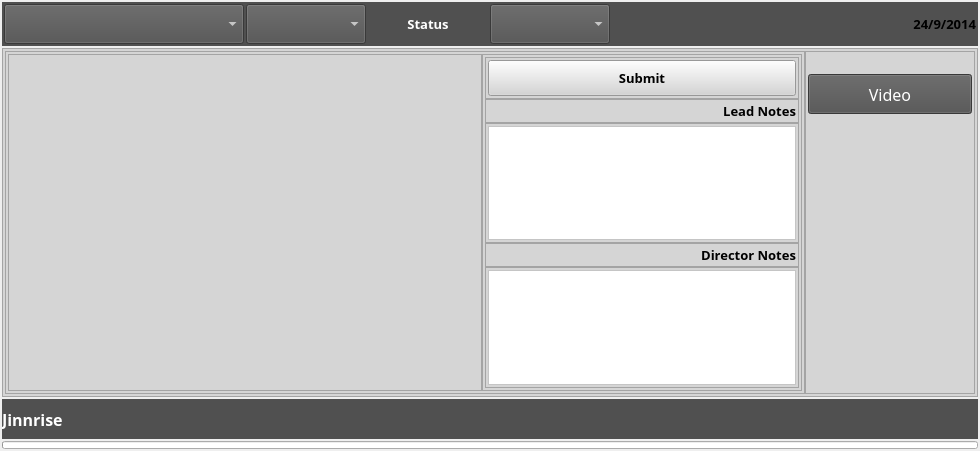
Above: Kute/art_Wiz/art_wiz.ui from abble/schtool before the change. Below: the same form after it.
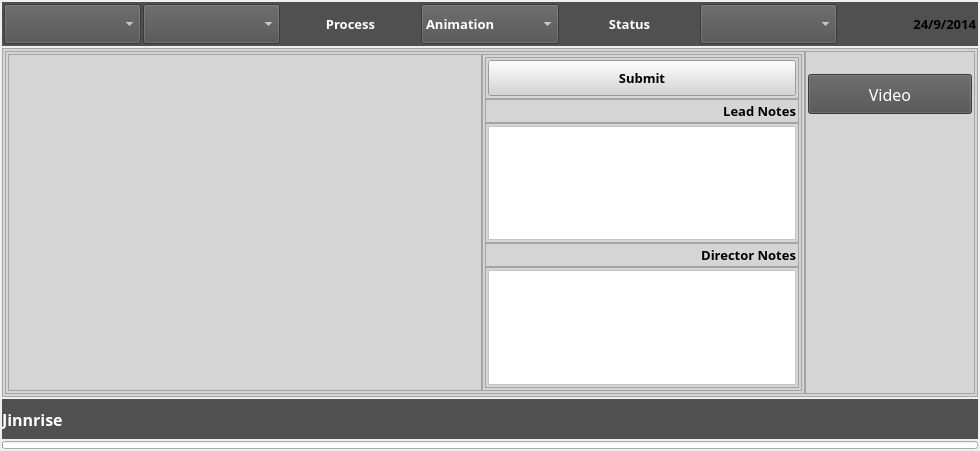
That is the form after the change. Icons and pictures are not drawn.

Diff of the .ui file:
```diff
--- a/Kute/art_Wiz/art_wiz.ui
+++ b/Kute/art_Wiz/art_wiz.ui
@@ -72,13 +72,13 @@
        <widget class="QComboBox" name="procombo">
         <property name="minimumSize">
          <size>
-          <width>60</width>
+          <width>0</width>
           <height>40</height>
          </size>
         </property>
         <property name="maximumSize">
          <size>
-          <width>240</width>
+          <width>16777215</width>
           <height>16777215</height>
          </size>
         </property>
@@ -105,7 +105,7 @@
         </property>
         <property name="maximumSize">
          <size>
-          <width>120</width>
+          <width>16777215</width>
           <height>16777215</height>
          </size>
         </property>
@@ -122,14 +122,95 @@
         </property>
        </widget>
       </item>
+      <item>
+       <widget class="QLabel" name="proceslab">
+        <property name="minimumSize">
+         <size>
+          <width>120</width>
+          <height>40</height>
+         </size>
+        </property>
+        <property name="maximumSize">
+         <size>
+          <width>16777215</width>
+          <height>16777215</height>
+         </size>
+        </property>
+        <property name="font">
+         <font>
+          <family>Trebuchet MS</family>
+          <pointsize>10</pointsize>
+          <weight>75</weight>
+          <bold>true</bold>
+         </font>
+        </property>
+        <property name="styleSheet">
+         <string notr="true">color: rgb(255, 255, 255);</string>
+        </property>
+        <property name="text">
+         <string>Process</string>
+        </property>
+        <property name="alignment">
+         <set>Qt::AlignCenter</set>
+        </property>
+       </widget>
+      </item>
+      <item>
+       <widget class="QComboBox" name="proscombo">
+        <property name="minimumSize">
+         <size>
+          <width>120</width>
+          <height>40</height>
+         </size>
+        </property>
+        <property name="maximumSize">
+         <size>
+          <width>16777215</width>
+          <height>16777215</height>
+         </size>
+        </property>
+        <property name="font">
+         <font>
+          <family>Trebuchet MS</family>
+          <pointsize>10</pointsize>
+          <weight>75</weight>
+          <bold>true</bold>
+         </font>
+        </property>
+        <property name="styleSheet">
+         <string notr="true">color: rgb(255, 255, 255);</string>
+        </property>
+        <item>
+         <property name="text">
+          <string>Animation</string>
+         </property>
+        </item>
+        <item>
+         <property name="text">
+          <string>Blocking</string>
+         </property>
+        </item>
+        <item>
+         <property name="text">
+          <string>Previs</string>
+         </property>
+        </item>
+       </widget>
+      </item>
       <item>
        <widget class="QLabel" name="label">
-        <property name="maximumSize">
+        <property name="minimumSize">
          <size>
           <width>120</width>
           <height>40</height>
          </size>
         </property>
+        <property name="maximumSize">
+         <size>
+          <width>16777215</width>
+          <height>16777215</height>
+         </size>
+        </property>
         <property name="font">
          <font>
           <family>Trebuchet MS</family>
@@ -153,14 +234,14 @@
        <widget class="QComboBox" name="statfilcombo">
         <property name="minimumSize">
          <size>
-          <width>60</width>
+          <width>120</width>
           <height>40</height>
          </size>
         </property>
         <property name="maximumSize">
          <size>
-          <width>120</width>
-          <height>40</height>
+          <width>16777215</width>
+          <height>16777215</height>
          </size>
         </property>
         <property name="font">
```
Left out of the diff: 3 changed lines with no effect on the pictures.
